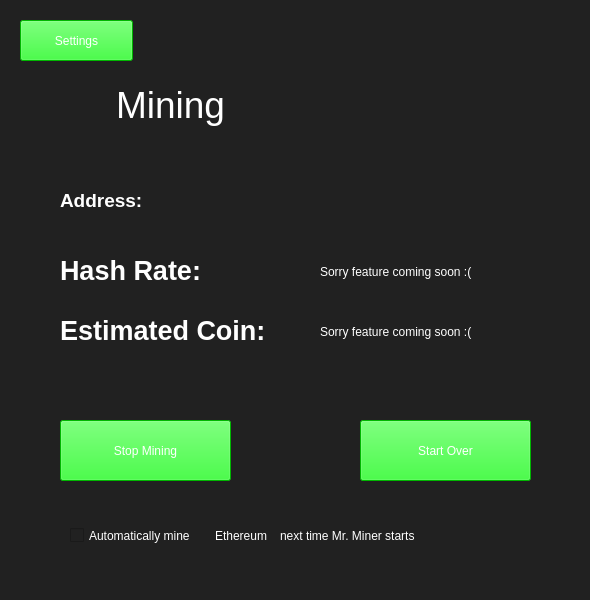
The window that Mr.Mining/MikeTheMiner/NowMining.ui (patel344/Mr.Miner) describes before a commit, drawn with Qt 5.
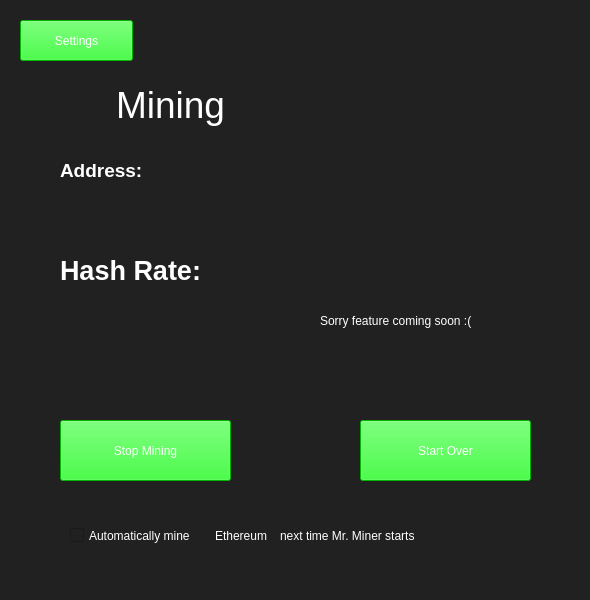
The same window after the commit. Icons and pictures are not drawn.

Diff of the .ui file:
```diff
--- a/Mr.Mining/MikeTheMiner/NowMining.ui
+++ b/Mr.Mining/MikeTheMiner/NowMining.ui
@@ -77,60 +77,6 @@
     <set>Qt::AlignCenter</set>
    </property>
   </widget>
-  <widget class="QLabel" name="estCoin_label">
-   <property name="geometry">
-    <rect>
-     <x>320</x>
-     <y>320</y>
-     <width>221</width>
-     <height>24</height>
-    </rect>
-   </property>
-   <property name="sizePolicy">
-    <sizepolicy hsizetype="Fixed" vsizetype="Fixed">
-     <horstretch>0</horstretch>
-     <verstretch>0</verstretch>
-    </sizepolicy>
-   </property>
-   <property name="styleSheet">
-    <string notr="true">
-color:rgb(255, 255, 255)
-</string>
-   </property>
-   <property name="text">
-    <string>Sorry feature coming soon :(</string>
-   </property>
-  </widget>
-  <widget class="QLabel" name="label_5">
-   <property name="geometry">
-    <rect>
-     <x>60</x>
-     <y>310</y>
-     <width>241</width>
-     <height>41</height>
-    </rect>
-   </property>
-   <property name="sizePolicy">
-    <sizepolicy hsizetype="Fixed" vsizetype="Fixed">
-     <horstretch>0</horstretch>
-     <verstretch>0</verstretch>
-    </sizepolicy>
-   </property>
-   <property name="font">
-    <font>
-     <pointsize>20</pointsize>
-     <weight>75</weight>
-     <bold>true</bold>
-     <kerning>true</kerning>
-    </font>
-   </property>
-   <property name="text">
-    <string>&lt;html&gt;&lt;head/&gt;&lt;body&gt;&lt;p&gt;&lt;span style=&quot; color:#ffffff;&quot;&gt;Estimated Coin:&lt;/span&gt;&lt;/p&gt;&lt;/body&gt;&lt;/html&gt;</string>
-   </property>
-   <property name="scaledContents">
-    <bool>false</bool>
-   </property>
-  </widget>
   <widget class="QLabel" name="coinName_cb_2">
    <property name="geometry">
     <rect>
@@ -203,9 +149,9 @@
    <property name="geometry">
     <rect>
      <x>180</x>
-     <y>190</y>
+     <y>150</y>
      <width>371</width>
-     <height>25</height>
+     <height>81</height>
     </rect>
    </property>
    <property name="sizePolicy">
@@ -291,9 +237,9 @@
    <property name="geometry">
     <rect>
      <x>320</x>
-     <y>260</y>
+     <y>250</y>
      <width>221</width>
-     <height>24</height>
+     <height>141</height>
     </rect>
    </property>
    <property name="sizePolicy">
@@ -364,7 +310,7 @@
    <property name="geometry">
     <rect>
      <x>60</x>
-     <y>180</y>
+     <y>150</y>
      <width>91</width>
      <height>41</height>
     </rect>
```
